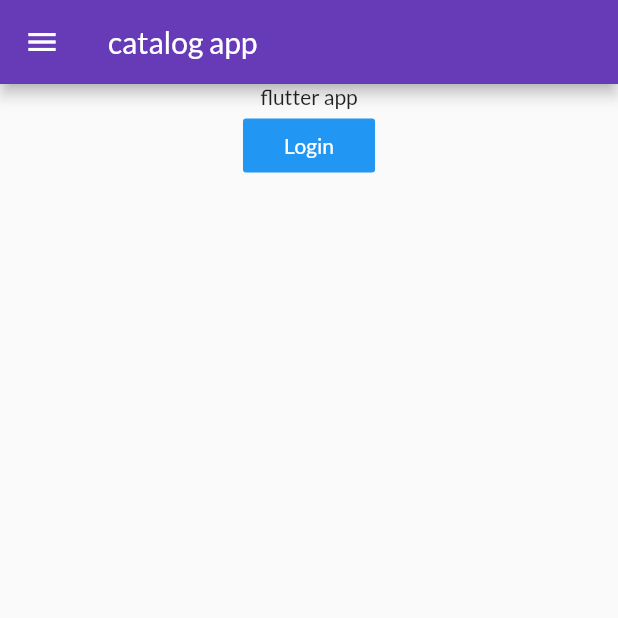
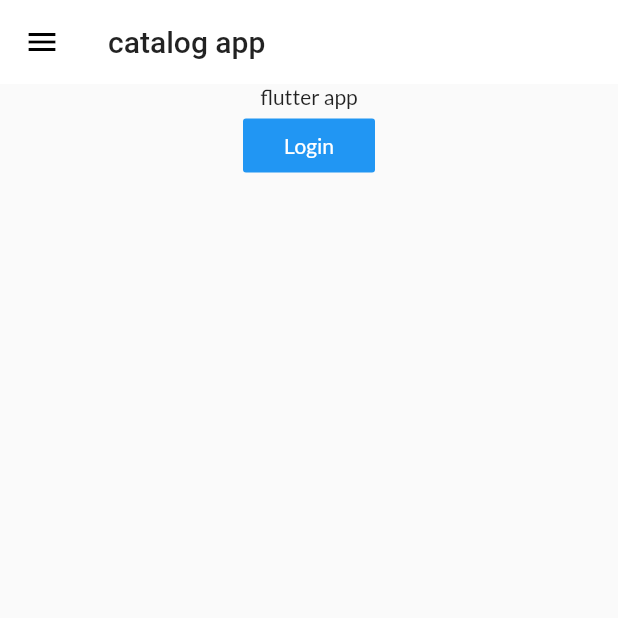
Before and after one commit to freedsalman/30DaysOfFlutter, a Flutter app: the HomePage screen opened by its route, on a phone screen of 412 x 824 dp, the top half of it. Run offline on Flutter 3.47's test engine with Material 2 defaults, Android fonts, the phone set to English and light mode, and no system bars; our stand-ins replace google_fonts.

Commit message:
day 10 completed

```diff
--- /dev/null
+++ b/lib/widgets/themes.dart
@@ -0,0 +1,18 @@
+import 'package:flutter/material.dart';
+import 'package:google_fonts/google_fonts.dart';
+
+class MyTheme {
+  static ThemeData lightTheme(BuildContext context) => ThemeData(
+      primarySwatch: Colors.deepPurple,
+      fontFamily: GoogleFonts.lato().fontFamily,
+      appBarTheme: AppBarTheme(
+        color: Colors.white,
+        elevation: 0.0,
+        iconTheme: IconThemeData(color: Colors.black),
+        textTheme: Theme.of(context).textTheme,
+      ));
+
+  static ThemeData darkTheme(BuildContext context) => ThemeData(
+        brightness: Brightness.dark,
+      );
+}
```
Also changed, not shown: lib/main.dart (+3 -4 lines), lib/models/catalog.dart (added, +21 -0 lines).
